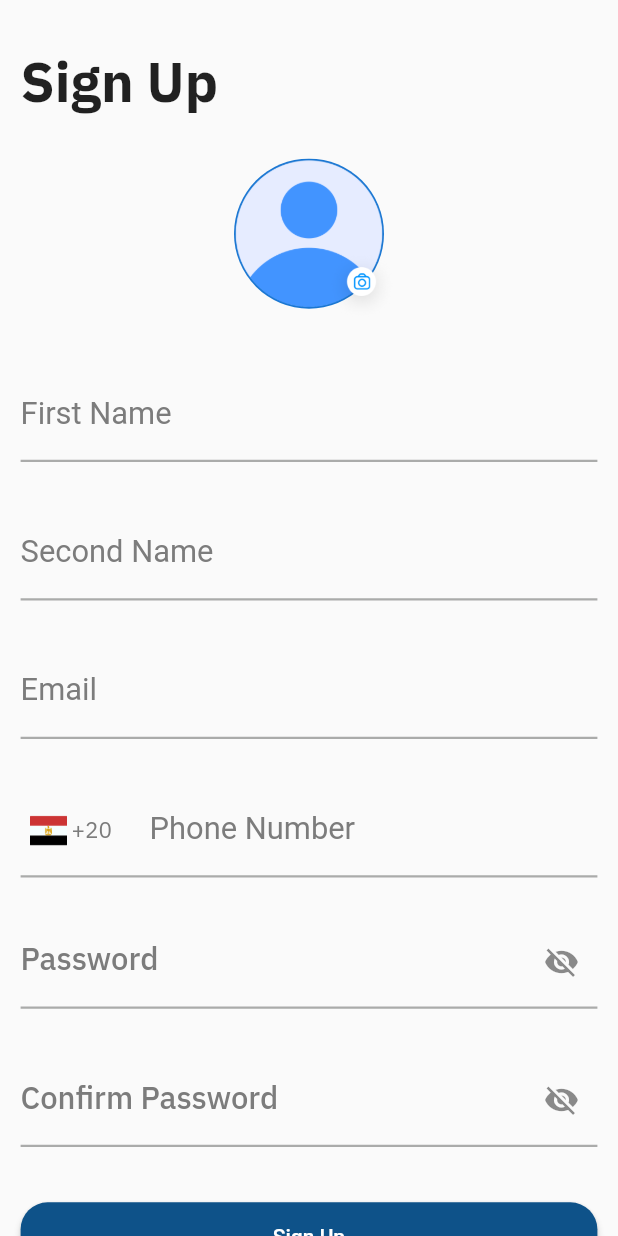
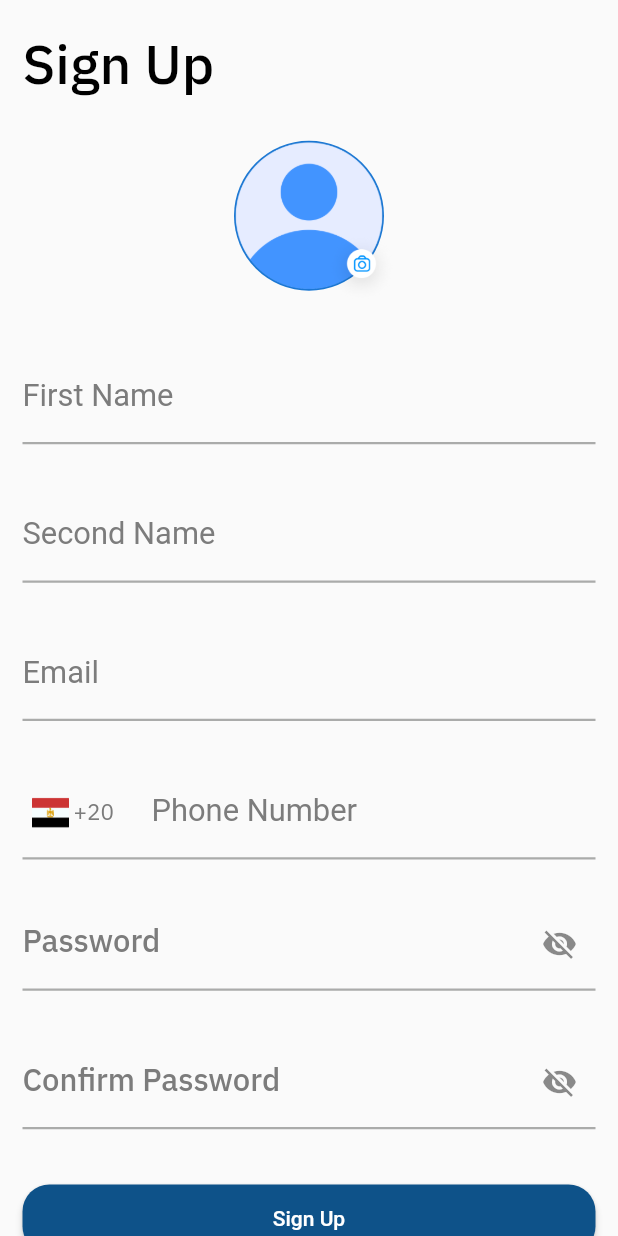
Before and after one commit to Smsrly/Smsrly-Application, a Flutter app: the SignUpScreen screen opened by its route, on a phone screen of 412 x 824 dp. Run offline on Flutter 3.47's test engine with Material 2 defaults, Android fonts, the phone set to English and light mode, and no system bars; our stand-ins replace awesome_dialog, flutter_screenutil, lottie; missing offline and left inert: fl_country_code_picker; network calls fail.

Commit message:
add extensions colors dimens and styles

```diff
--- a/lib/res/colors.dart
+++ b/lib/res/colors.dart
@@ -8,7 +8,5 @@ const boxShadowColor = Color.fromRGBO(0, 0, 0, 0.15);
 const borderSideColor=  Color.fromRGBO(202, 202, 202, 1);
 const offWhite =  Color(0xFFADADAD);
 const welcomeMessageColor = Color.fromRGBO(115, 115, 115, 1);
-
-TextStyle getIBMPlexSansFont(double fontSize,FontWeight fontWeight){
-  return TextStyle(fontFamily: 'IBMPlexSans',fontSize: fontSize,fontWeight: fontWeight);
-}
+const homeTextColor = Color.fromRGBO(68, 68, 68, 0.7);
+const realEstateItemColor = Color.fromARGB(255, 188, 188, 188);
--- /dev/null
+++ b/lib/res/dimen.dart
@@ -0,0 +1,11 @@
+import 'package:flutter/material.dart';
+
+class Dimensions {
+  // Padding and Margin
+
+  static const EdgeInsets contentSymmetricPadding =
+      EdgeInsets.symmetric(horizontal: 15);
+
+  static const explorePadding =
+      EdgeInsets.only(top: 3, bottom: 3, left: 13, right: 10);
+}
--- a/lib/res/strings.dart
+++ b/lib/res/strings.dart
@@ -55,6 +55,8 @@ class StringManager {
   static const String question = "What do you want to talk about?";
   static const String send = "Send";
   static const String yourMessage = "Your Message";
+  static const egyptianPound = "EGP";
+  static const areaUnit ="m²";
 
   // Args Keys
   static const String item = 'Item';
@@ -107,4 +109,14 @@ class StringManager {
   static const String cameraIcon =
       "assets/images/camera_icon.png";
 
+
+  static const String saveForRealEstateItem1 = "assets/images/saved_btn.png";
+  static const String unSaveFroRealEstateItem1 = "assets/images/save_btn.png";
+
+  static const String locationIcon = "assets/images/black_location_icon.png";
+  static const String areaIcon = "assets/images/area_icon.png";
+
+  static const String savedIconBlue = "assets/images/saved_icon_blue.png";
+  static const String unSaveIconBlue = 'assets/images/save_icon_blue.png';
+
 }
--- /dev/null
+++ b/lib/res/styles.dart
@@ -0,0 +1,44 @@
+import 'package:flutter/material.dart';
+import 'package:flutter_screenutil/flutter_screenutil.dart';
+import 'package:smsrly/res/strings.dart';
+
+import 'colors.dart';
+
+class AppStyles {
+  static TextStyle headline1 =
+      _getIBMPlexSansFont(fontSize: 32.sp, fontWeight: FontWeight.w500);
+
+  static TextStyle bodyText1 =
+      _getIBMPlexSansFont(fontSize: 15.sp, fontWeight: FontWeight.w400);
+
+  static TextStyle getBodyText1(Color color) {
+    return _getIBMPlexSansFont(
+        fontSize: 15.sp, fontWeight: FontWeight.w400, color: color);
+  }
+
+  static TextStyle bodyTextWithCursorColor = _getIBMPlexSansFont(
+      fontSize: 15, fontWeight: FontWeight.w400, color: textFieldCursorColor);
+
+  static TextStyle bodyText2 =
+      _getIBMPlexSansFont(fontSize: 18.sp, fontWeight: FontWeight.w400);
+
+  static TextStyle getBodyText2(Color color) {
+    return _getIBMPlexSansFont(
+        fontSize: 18.sp, fontWeight: FontWeight.w500, color: color
+    );
+  }
+
+  static TextStyle bodyText3 =
+      _getIBMPlexSansFont(fontSize: 16.sp, fontWeight: FontWeight.w400);
+
+  static TextStyle _getIBMPlexSansFont(
+      {required double fontSize,
+      required FontWeight fontWeight,
+      Color? color = Colors.black}) {
+    return TextStyle(
+        fontFamily: StringManager.ibmPlexSans,
+        fontSize: fontSize,
+        fontWeight: fontWeight,
+        color: color);
+  }
+}
--- a/lib/ui/authentication_screens/sign_up.dart
+++ b/lib/ui/authentication_screens/sign_up.dart
@@ -2,9 +2,12 @@ import 'package:fl_country_code_picker/fl_country_code_picker.dart';
 import 'package:flutter/material.dart';
 import 'package:flutter/services.dart';
 import 'package:flutter_screenutil/flutter_screenutil.dart';
+import 'package:smsrly/res/dimen.dart';
 import 'package:smsrly/res/strings.dart';
+import 'package:smsrly/res/styles.dart';
 import 'package:smsrly/ui/widgets/buttons/rounded_normal_button.dart';
 import 'package:smsrly/ui/widgets/text_fields/text_field_with_bottom_border.dart';
+import 'package:smsrly/utils/helpers/extensions.dart';
 
 import '../../res/colors.dart';
 import '../../utils/routes/route_name.dart';
@@ -65,58 +68,47 @@ class _SignUpScreenState extends State<SignUpScreen> {
 
   @override
   Widget build(BuildContext context) {
+    double width = MediaQuery.of(context).size.width;
     return Scaffold(
       body: SafeArea(
         child: SingleChildScrollView(
           child: Container(
             width: double.infinity,
-            padding: EdgeInsets.symmetric(vertical: 5.h, horizontal: 12.w),
+            padding: Dimensions.contentSymmetricPadding,
             child: Column(
                 mainAxisAlignment: MainAxisAlignment.center,
                 crossAxisAlignment: CrossAxisAlignment.center,
                 children: [
-                  SizedBox(
-                    height: 20.h,
-                  ),
+                  15.h.he,
                   SizedBox(
                     width: double.infinity,
                     child: Column(
                       crossAxisAlignment: CrossAxisAlignment.start,
                       children: [
                         Text(StringManager.signUp,
-                            style: getIBMPlexSansFont(32.sp, FontWeight.w700)),
+                            style: AppStyles.headline1),
                       ],
                     ),
                   ),
-                  SizedBox(
-                    height: 15.h,
-                  ),
+                  15.h.he,
                   profilePicture(),
-                  SizedBox(
-                    height: 25.h,
-                  ),
+                  25.h.he,
                   TextFieldWithBottomBorder(
                     label: StringManager.first,
                     inputType: TextInputType.name,
                     fontSize: 18.sp,
                   ),
-                  SizedBox(
-                    height: 25.h,
-                  ),
+                  25.h.he,
                   TextFieldWithBottomBorder(
                       label: StringManager.second,
                       inputType: TextInputType.name,
                       fontSize: 18.sp),
-                  SizedBox(
-                    height: 25.h,
-                  ),
+                  25.h.he,
                   TextFieldWithBottomBorder(
                       label: StringManager.email,
                       inputType: TextInputType.emailAddress,
                       fontSize: 18.sp),
-                  SizedBox(
-                    height: 25.h,
-                  ),
+                  25.h.he,
                   TextFieldWithBottomBorder(
                     label: StringManager.phoneNum,
                     inputType: TextInputType.number,
@@ -154,20 +146,14 @@ class _SignUpScreenState extends State<SignUpScreen> {
                                 _countryCode == null
                                     ? "+20"
                                     : "${_countryCode?.dialCode}",
-                                style: const TextStyle(
-                                  fontSize: 15,
-                                  fontFamily: 'IBMPlexSans',
-                                  fontWeight: FontWeight.w400,
-                                  color: textFieldCursorColor,
-                                ))
+                                style: AppStyles.bodyTextWithCursorColor
+                            )
                           ],
                         ),
                       ),
                     ),
                   ),
-                  const SizedBox(
-                    height: 25,
-                  ),
+                  25.he,
                   TextFormField(
                     obscureText: _isPasswordFieldNotVisible,
                     cursorColor: const Color.fromRGBO(124, 124, 124, 1),
@@ -186,7 +172,7 @@ class _SignUpScreenState extends State<SignUpScreen> {
                               : Icons.visibility)),
                       labelStyle: TextStyle(
                           fontSize: 18.sp,
-                          fontFamily: 'IBMPlexSans',
+                          fontFamily: StringManager.ibmPlexSans,
                           fontWeight: FontWeight.w500,
                           color: const Color.fromRGBO(124, 124, 124, 1)),
                       focusedBorder: const UnderlineInputBorder(
@@ -203,9 +189,7 @@ class _SignUpScreenState extends State<SignUpScreen> {
                       ),
                     ),
                   ),
-                  SizedBox(
-                    height: 25.h,
-                  ),
+                  25.h.he,
                   TextFormField(
                     obscureText: _isConfirmPasswordFieldNotVisible,
                     cursorColor: const Color.fromRGBO(124, 124, 124, 1),
@@ -224,7 +208,7 @@ class _SignUpScreenState extends State<SignUpScreen> {
                               : Icons.visibility)),
                       labelStyle: TextStyle(
                           fontSize: 18.sp,
-                          fontFamily: 'IBMPlexSans',
+                          fontFamily: StringManager.ibmPlexSans,
                           fontWeight: FontWeight.w500,
                           color: const Color.fromRGBO(124, 124, 124, 1)),
                       focusedBorder: const UnderlineInputBorder(
@@ -241,9 +225,7 @@ class _SignUpScreenState extends State<SignUpScreen> {
                       ),
                     ),
                   ),
-                  SizedBox(
-                    height: 30.h,
-                  ),
+                  30.h.he,
                   SizedBox(
                     width: double.infinity,
                     child: RoundedButton(
@@ -253,30 +235,32 @@ class _SignUpScreenState extends State<SignUpScreen> {
                       text: StringManager.signUp,
                     ),
                   ),
-                  SizedBox(
-                    height: 3.h,
-                  ),
+                  3.h.he,
                   Row(
-                    mainAxisAlignment: MainAxisAlignment.center,
+                    mainAxisAlignment: width > 200
+                        ? MainAxisAlignment.center
+                        : MainAxisAlignment.start,
                     children: [
                       Text(
                         StringManager.haveAnAccount,
-                        style: TextStyle(
-                            fontSize: 18.sp,
-                            fontFamily: 'IBMPlexSans',
-                            fontWeight: FontWeight.w400),
+                        style: AppStyles.bodyText2,
                       ),
                       TextButton(
                           onPressed: () {
                             Navigator.pushReplacementNamed(context,RouteName.loginRoute);
                           },
-                          child: Text(StringManager.login,
+                          child: Text(
+                              StringManager.login,
                               style: TextStyle(
-                                  fontSize: 18.sp,
+                                  fontSize: 17.sp,
                                   fontFamily: StringManager.ibmPlexSans,
-                                  fontWeight: FontWeight.w400)))
+                                  fontWeight: FontWeight.w400,
+                              ))
+                      ),
+
                     ],
-                  )
+                  ),
+                  20.h.he
                 ]),
           ),
         ),
--- a/lib/ui/explore_screen/explore.dart
+++ b/lib/ui/explore_screen/explore.dart
@@ -1,5 +1,6 @@
 import 'package:flutter/material.dart';
 import 'package:flutter_screenutil/flutter_screenutil.dart';
+import 'package:smsrly/res/dimen.dart';
 import 'package:smsrly/ui/explore_screen/options_dialog.dart';
 import 'package:smsrly/res/strings.dart';
 
@@ -82,8 +83,7 @@ class ExploreScreen extends StatelessWidget {
     return Expanded(
         flex: 1,
         child: Container(
-          padding: const EdgeInsets.only(
-              top: 3, bottom: 3, left: 13, right: 10),
+          padding: Dimensions.explorePadding,
           decoration: BoxDecoration(
             border: Border.all(
                 color: const Color.fromRGBO(0, 0, 0, 0.1)),
--- a/lib/ui/setting_screens/password_dialog.dart
+++ b/lib/ui/setting_screens/password_dialog.dart
@@ -1,6 +1,7 @@
 import 'package:flutter/material.dart';
 import 'package:flutter_screenutil/flutter_screenutil.dart';
 import 'package:smsrly/res/strings.dart';
+import 'package:smsrly/res/styles.dart';
 import 'package:smsrly/ui/widgets/buttons/rounded_normal_button.dart';
 import 'package:smsrly/res/colors.dart';
 
@@ -37,7 +38,7 @@ class _PasswordDialogState extends State<PasswordDialog> {
             child: Container(
               alignment: Alignment.center,
               child: Text(StringManager.privacy,
-                  style: getIBMPlexSansFont(16.sp, FontWeight.bold)),
+                  style: AppStyles.bodyText3),
             ),
           ),
           Padding(
```
Also changed, not shown: lib/ui/adds_screens/myadds.dart (+4 -3 lines), lib/ui/authentication_screens/login.dart (+18 -20 lines), lib/ui/authentication_screens/on_boarding.dart (+4 -4 lines), lib/ui/home_screen/home.dart (+7 -10 lines), lib/ui/widgets/realestates_items/realestate_first_item.dart (+40 -29 lines), lib/ui/widgets/realestates_items/realestate_second_item.dart (+32 -30 lines), lib/utils/helpers/extensions.dart (added, +8 -0 lines).
